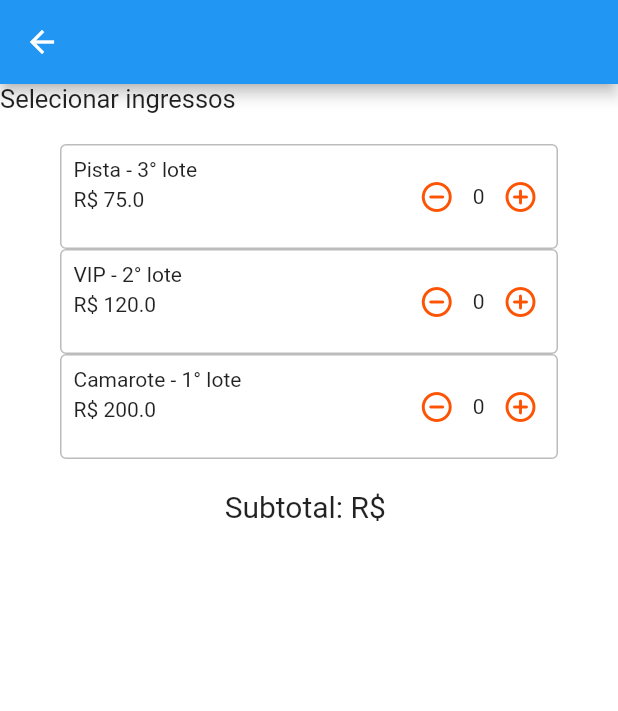
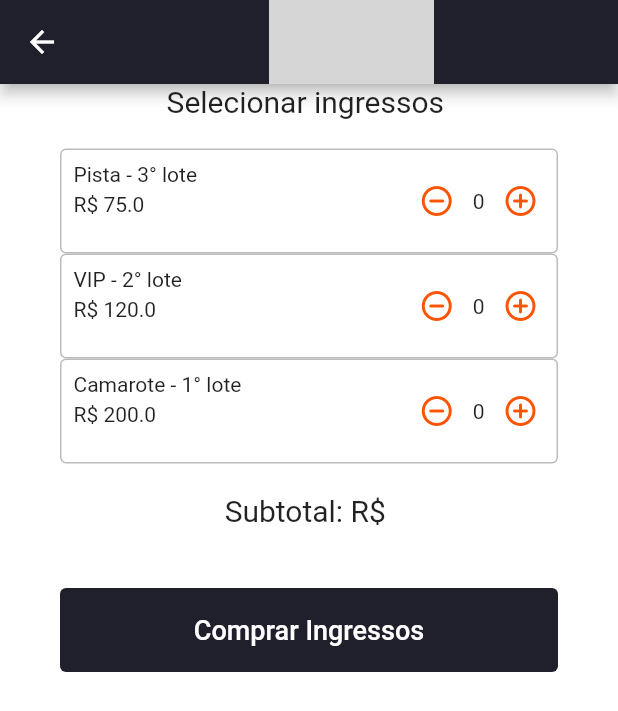
Before and after one commit to PedroAChaves/Morpheus, a Flutter app: the SeeEventTicket widget shown alone on an empty page, opened directly, after a tap on "Ver ingressos", on a phone screen of 412 x 824 dp. Shown: the top 711 px of the screen. Run offline on Flutter 3.47's test engine with Material 2 defaults, Android fonts, the phone set to English and light mode, and no system bars; our stand-ins replace dotted_line, file_picker, flutter_dotenv, flutter_native_splash, geolocator, google_fonts and 4 more; missing offline and left inert: dob_input_field, qr_code_scanner, syncfusion_flutter_pdfviewer; network calls fail; grey boxes are pictures that could not be loaded.

Commit message:
Ticket Selection Page: the ticket selection is done

```diff
--- a/lib/main.dart
+++ b/lib/main.dart
@@ -1,9 +1,10 @@
 import 'package:flutter/material.dart';
 import 'package:flutter_dotenv/flutter_dotenv.dart';
 import 'package:flutter_native_splash/flutter_native_splash.dart';
-import 'package:morpheus/modules/Home/start_page.dart';
 import 'package:morpheus/providers/home/favorites_events.dart';
 import 'package:provider/provider.dart';
+
+import 'modules/Home/start_page.dart';
 
 void main() async {
   WidgetsBinding widgetsBinding = WidgetsFlutterBinding.ensureInitialized();
--- a/lib/modules/Events/event.dart
+++ b/lib/modules/Events/event.dart
@@ -3,10 +3,10 @@ import 'package:intl/intl.dart';
 import 'package:morpheus/models/event.dart';
 import 'package:morpheus/shared/themes/app_colors.dart';
 import 'package:morpheus/shared/widgets/image_view.dart';
-import 'package:morpheus/shared/widgets/purchase_page/see_event_ticket.dart';
 import 'package:provider/provider.dart';
 
 import '../../providers/home/favorites_events.dart';
+import '../../shared/widgets/ticket_selection/see_event_ticket.dart';
 
 class DetailScreen extends StatelessWidget {
   final AppEvent event;
--- a/lib/modules/Events/purchase_page.dart
+++ b/lib/modules/Events/ticket_selection.dart
@@ -1,18 +1,20 @@
 import 'package:flutter/material.dart';
 import 'package:morpheus/providers/events/selected_tickets.dart';
+import 'package:morpheus/shared/themes/app_colors.dart';
 import 'package:morpheus/shared/widgets/events/buy_ticket.dart';
 import 'package:provider/provider.dart';
 
 import '../../models/event.dart';
+import '../../shared/widgets/ticket_selection/button_purchase_page.dart';
 
-class PurchasePage extends StatefulWidget {
-  const PurchasePage({Key? key}) : super(key: key);
+class TicketSelectionPage extends StatefulWidget {
+  const TicketSelectionPage({Key? key}) : super(key: key);
 
   @override
-  State<PurchasePage> createState() => _PurchasePageState();
+  State<TicketSelectionPage> createState() => _TicketSelectionPageState();
 }
 
-class _PurchasePageState extends State<PurchasePage> {
+class _TicketSelectionPageState extends State<TicketSelectionPage> {
   List<BuyTicket> _createCards(List<TicketOption> tickets) {
     return [];
   }
@@ -26,14 +28,19 @@ class _PurchasePageState extends State<PurchasePage> {
           onPressed: () => Navigator.pop(context),
           icon: Icon(Icons.adaptive.arrow_back_outlined),
         ),
+        title: Center(
+            child: Image.asset('images/title.png', height: 100, width: 110)),
+        backgroundColor: AppColors.primary,
       ),
       body: Consumer<SelectedTicketsProvider>(
         builder: (context, value, child) {
           return ListView(
             children: [
-              const Text(
-                'Selecionar ingressos ',
-                style: TextStyle(fontSize: 17),
+              const Center(
+                child: Text(
+                  'Selecionar ingressos ',
+                  style: TextStyle(fontSize: 20),
+                ),
               ),
               Padding(
                 padding:
@@ -65,6 +72,10 @@ class _PurchasePageState extends State<PurchasePage> {
                         ),
                       ),
                     ),
+                    Padding(
+                      padding: EdgeInsets.symmetric(vertical: 20),
+                      child: PurchasePageButton(Textb: 'Comprar Ingressos'),
+                    )
                   ],
                 ),
               )
--- /dev/null
+++ b/lib/shared/widgets/ticket_selection/button_purchase_page.dart
@@ -0,0 +1,36 @@
+import 'package:flutter/material.dart';
+import 'package:morpheus/shared/themes/app_colors.dart';
+
+class PurchasePageButton extends StatelessWidget {
+  final String Textb;
+  const PurchasePageButton({Key? key, required this.Textb}) : super(key: key);
+
+  @override
+  Widget build(BuildContext context) {
+    return SizedBox(
+      width: double.infinity,
+      height: 56,
+      child: TextButton(
+        style: ButtonStyle(
+            backgroundColor:
+                MaterialStateProperty.all<Color>(AppColors.primary)),
+        onPressed: () {
+          // Navigator.push(
+          //   context,
+          //   MaterialPageRoute(
+          //     builder: (context) =>
+          //         ChangeNotifierProvider<SelectedTicketsProvider>(
+          //       create: (_) => SelectedTicketsProvider(),
+          //       child: const PurchasePage(),
+          //     ),
+          //   ),
+          // );
+        },
+        child: Text(
+          Textb,
+          style: const TextStyle(color: Colors.white, fontSize: 18),
+        ), //Text
+      ),
+    );
+  }
+}
--- a/lib/shared/widgets/purchase_page/see_event_ticket.dart
+++ b/lib/shared/widgets/ticket_selection/see_event_ticket.dart
@@ -2,7 +2,7 @@ import 'package:flutter/material.dart';
 import 'package:morpheus/shared/themes/app_colors.dart';
 import 'package:provider/provider.dart';
 
-import '../../../modules/Events/purchase_page.dart';
+import '../../../modules/Events/ticket_selection.dart';
 import '../../../providers/events/selected_tickets.dart';
 
 class SeeEventTicket extends StatelessWidget {
@@ -25,7 +25,7 @@ class SeeEventTicket extends StatelessWidget {
               builder: (context) =>
                   ChangeNotifierProvider<SelectedTicketsProvider>(
                 create: (_) => SelectedTicketsProvider(),
-                child: const PurchasePage(),
+                child: const TicketSelectionPage(),
               ),
             ),
           );
```
Also changed, not shown: lib/models/purchase_page.dart (added, +32 -0 lines).
